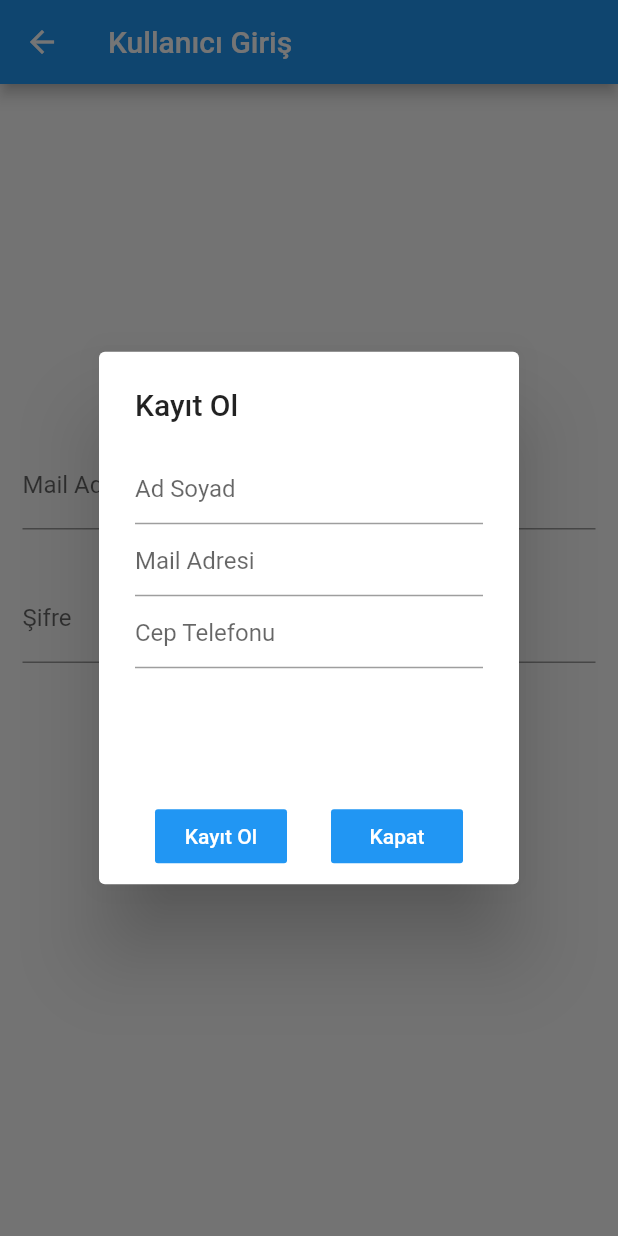
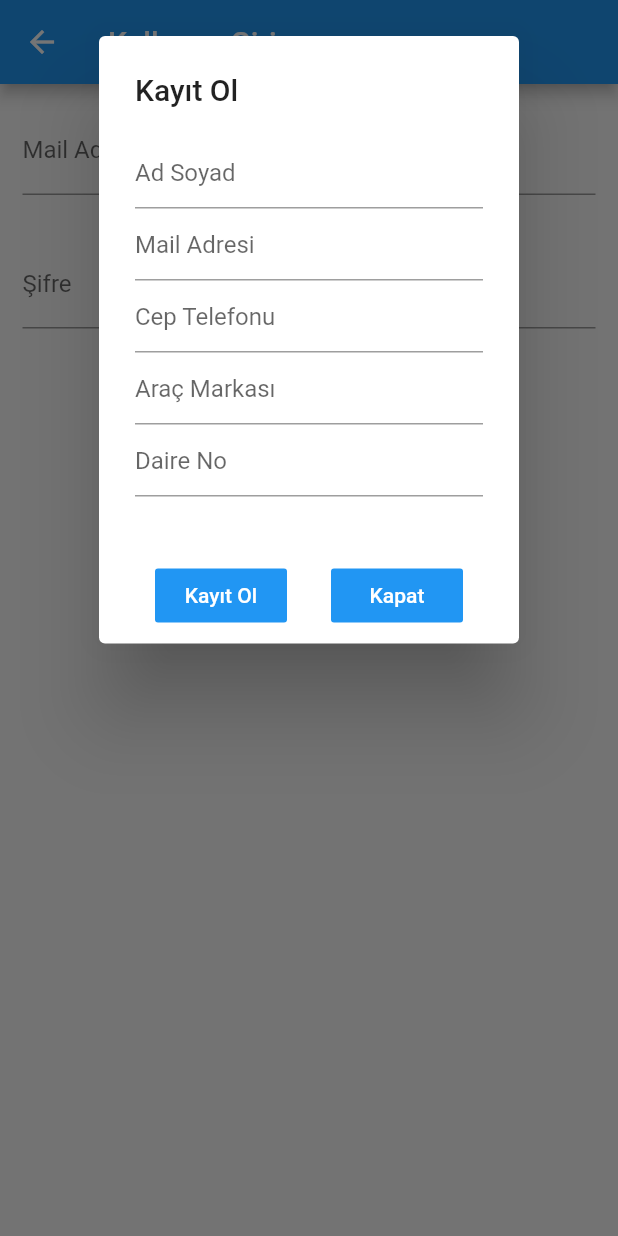
Before and after one commit to samikzlbga005/qr-security, a Flutter app: the kullanici_giris screen opened by its route, after a tap on "Kayıt Ol", on a phone screen of 412 x 824 dp. Run offline on Flutter 3.47's test engine with Material 2 defaults, Android fonts, the phone set to English and light mode, and no system bars; missing offline and left inert: qr_code_scanner.

```diff
--- a/securityqr/lib/kullanici/kullanici_giris.dart
+++ b/securityqr/lib/kullanici/kullanici_giris.dart
@@ -8,6 +8,7 @@ class kullanici_giris extends StatefulWidget{
 }
 
 class _kullanici_giris extends State<kullanici_giris>{
+  bool first = false;
   void kullanici_no(){
     int kullanici_no = 0;
     int random =Random().nextInt(99999);
@@ -34,7 +35,8 @@ class _kullanici_giris extends State<kullanici_giris>{
       appBar: AppBar(
         title: Text("Kullanıcı Giriş"),
       ),
-      body: Center(
+      body: SingleChildScrollView(
+        child: Center(
           child: Column(
             mainAxisAlignment: MainAxisAlignment.center,
             children: <Widget>[
@@ -80,10 +82,11 @@ class _kullanici_giris extends State<kullanici_giris>{
                   showDialog(
                     context: context,
                     builder: (context) {
-                    return AlertDialog(
+                      return SingleChildScrollView(
+                        child: AlertDialog(
                           title: Text('Kayıt Ol'),
                           content: Container(
-                        height: 200,
+                            height: 250,
                             child: Column(
                             children: <Widget>[
                               TextField(
@@ -99,6 +102,16 @@ class _kullanici_giris extends State<kullanici_giris>{
                               TextField(
                                 decoration: InputDecoration(
                                 hintText: 'Cep Telefonu',
+                                ),
+                              ),
+                              TextField(
+                                decoration: InputDecoration(
+                                hintText: 'Araç Markası',
+                                ),
+                              ),
+                              TextField(
+                                decoration: InputDecoration(
+                                hintText: 'Daire No',
                                 ),
                               ),
                             ],
@@ -130,11 +143,29 @@ class _kullanici_giris extends State<kullanici_giris>{
                           ),
 
                         ],
+                      ),
                     );
                   });
                 },
               ),
+              Container(
+                child: Row(
+                  mainAxisAlignment: MainAxisAlignment.center,
+                  children: <Widget>[
+                    Checkbox(
+                      value: this.first,
+                      onChanged: (bool? value) {
+                          setState(() {
+                            this.first = value!;
+                          });
+                      },
+                    ),
+                    Text("Kullanıcı bilgilerini hatırla"),
                   ],
+                ),
+              ),
+            ],
+          ),
         ),
       ),
     );
--- a/securityqr/lib/main.dart
+++ b/securityqr/lib/main.dart
@@ -7,6 +7,8 @@ import 'package:securityqr/admin/admin_giris.dart';
 import 'package:securityqr/admin/kullanicilar.dart';
 import 'package:securityqr/admin/admin_son_hareketler.dart';
 import 'admin/admin_bilgi_guncelle.dart';
+import 'admin/qr_oku.dart';
+
 
 import 'package:securityqr/kullanici/kullanici_anasayfa.dart';
 import 'kullanici/kullanici_giris.dart';
@@ -15,7 +17,7 @@ import 'kullanici/kullanici_bilgi_guncelle.dart';
 import 'kullanici/sifremi_unuttum.dart';
 
 
-void main() {
+void main() async{
   runApp(new MaterialApp(
 
     initialRoute: "/",
@@ -34,6 +36,7 @@ void main() {
       "admin_son_hareketler":(context)=> admin_son_hareketler(),
       "kullanicilar":(context) => kullanicilar(),
       "admin_bilgi_guncelle":(context) => admin_bilgi_guncelle(),
+      "qr_oku":(context) => qr_oku(),
     }));
 }
 
--- a/securityqr/pubspec.yaml
+++ b/securityqr/pubspec.yaml
@@ -34,6 +34,12 @@ dependencies:
   # The following adds the Cupertino Icons font to your application.
   # Use with the CupertinoIcons class for iOS style icons.
   cupertino_icons: ^1.0.2
+  firebase_database: ^9.0.8
+  firebase_core: ^1.12.0
+  cloud_firestore: ^3.1.12
+  qr_code_scanner: ^0.7.0
+
+
 
 dev_dependencies:
   flutter_test:
```
Also changed, not shown: securityqr/lib/admin/admin_anasayfa.dart (+9 -0 lines), securityqr/lib/admin/qr_oku.dart (added, +79 -0 lines), securityqr/pubspec.lock, 4 other files. Lines whose indentation alone changed are shown as unchanged.
